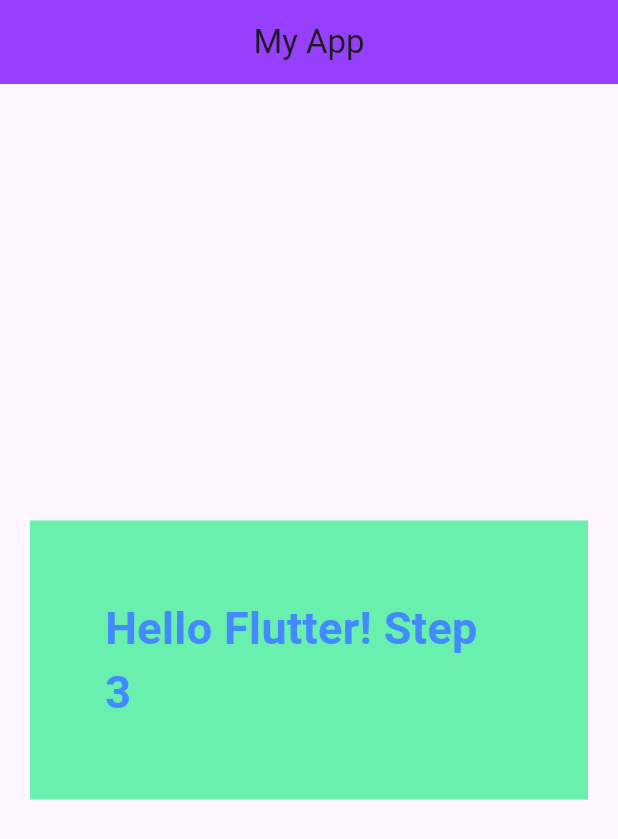
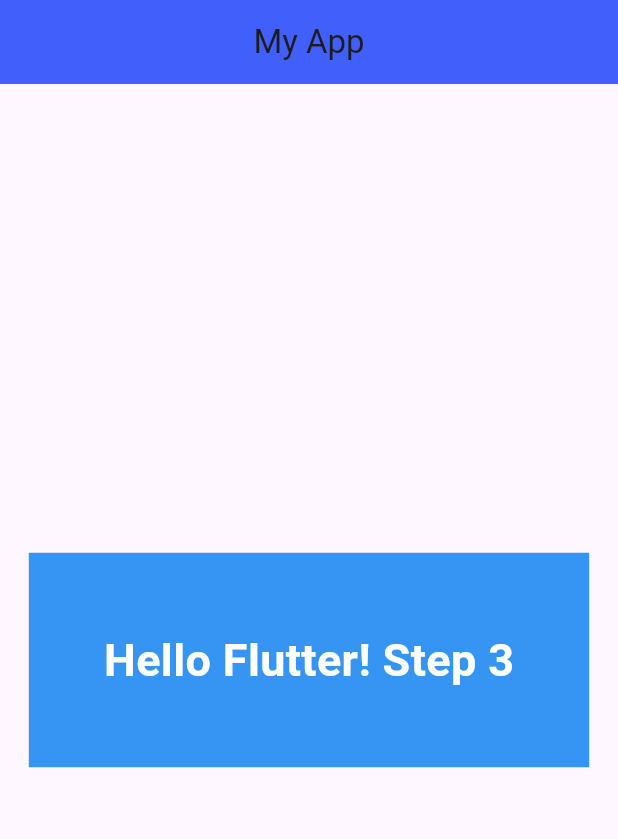
Before and after one commit to Tanusdech/learn_flutter_67_1, a Flutter app: the screen it shows after launch, on a phone screen of 412 x 824 dp. Shown: the top 839 px of the screen. Run offline on Flutter 3.47's test engine with Material 3 defaults, Android fonts, the light colour scheme and no system bars.

Commit message:
Step 4: Sperate the home widget into its own file

```diff
--- a/lib/main.dart
+++ b/lib/main.dart
@@ -1,4 +1,5 @@
 import 'package:flutter/material.dart';
+import 'package:learn_flutter_67_1/screen/home.dart';
 
 void main() {
   // runApp(const MyApp());
@@ -12,7 +13,7 @@
       home: Scaffold(
         appBar: AppBar(
           title: Text("My App"),
-          backgroundColor: const Color.fromARGB(255, 151, 64, 251),
+          backgroundColor: const Color.fromARGB(255, 64, 95, 251),
           centerTitle: true,
         ),
         body: Home(),
@@ -20,27 +21,3 @@
     ),
   );
 }
-
-class Home extends StatelessWidget {
-  const Home({super.key});
-
-  @override
-  Widget build(BuildContext context) {
-    // return Text("Hello Flutter! Step 2");
-    return Center(
-      child: Container(
-        color: Colors.greenAccent,
-        margin: EdgeInsets.symmetric(horizontal: 20, vertical: 10),
-        padding: EdgeInsets.all(50),
-        child: Text(
-          "Hello Flutter! Step 3",
-          style: TextStyle(
-            fontSize: 30,
-            color: Colors.blueAccent,
-            fontWeight: FontWeight.bold,
-          ),
-        ),
-      ),
-    );
-  }
-}
--- /dev/null
+++ b/lib/screen/home.dart
@@ -0,0 +1,24 @@
+import 'package:flutter/material.dart';
+
+class Home extends StatelessWidget {
+  const Home({super.key});
+
+  @override
+  Widget build(BuildContext context) {
+    return Center(
+      child: Container(
+        color: const Color.fromARGB(255, 54, 148, 242),
+        margin: EdgeInsets.symmetric(horizontal: 10, vertical: 10),
+        padding: EdgeInsets.all(50),
+        child: Text(
+          "Hello Flutter! Step 3",
+          style: TextStyle(
+            fontSize: 30,
+            color: const Color.fromARGB(255, 254, 254, 254),
+            fontWeight: FontWeight.bold,
+          ),
+        ),
+      ),
+    );
+  }
+}
```
